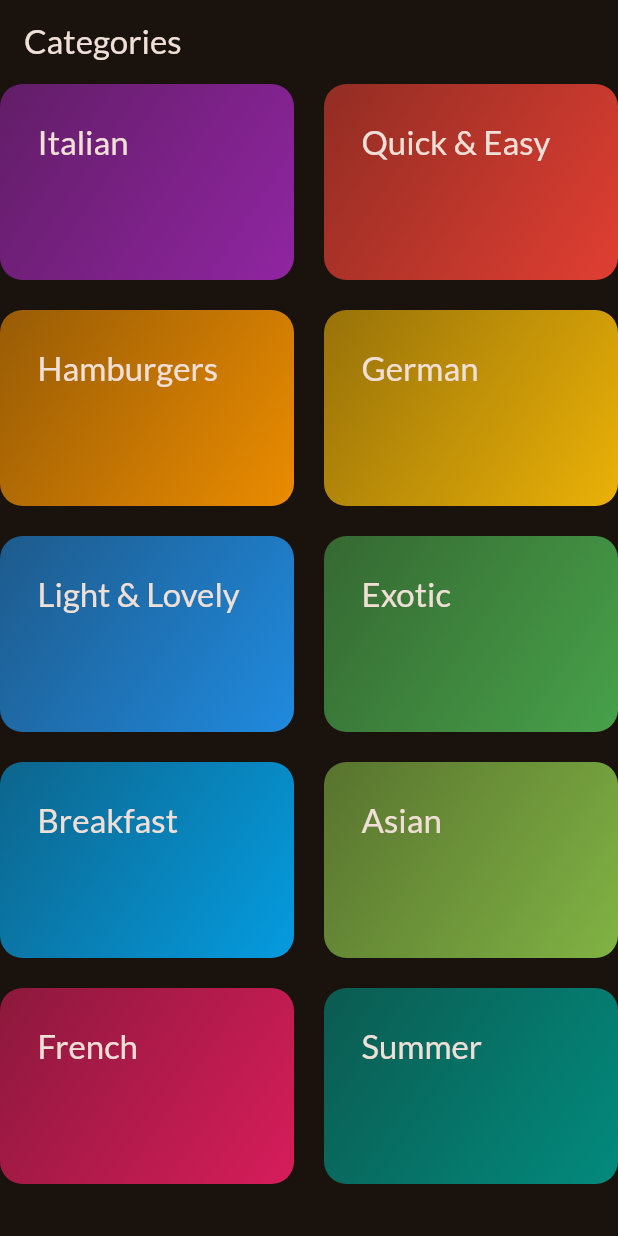
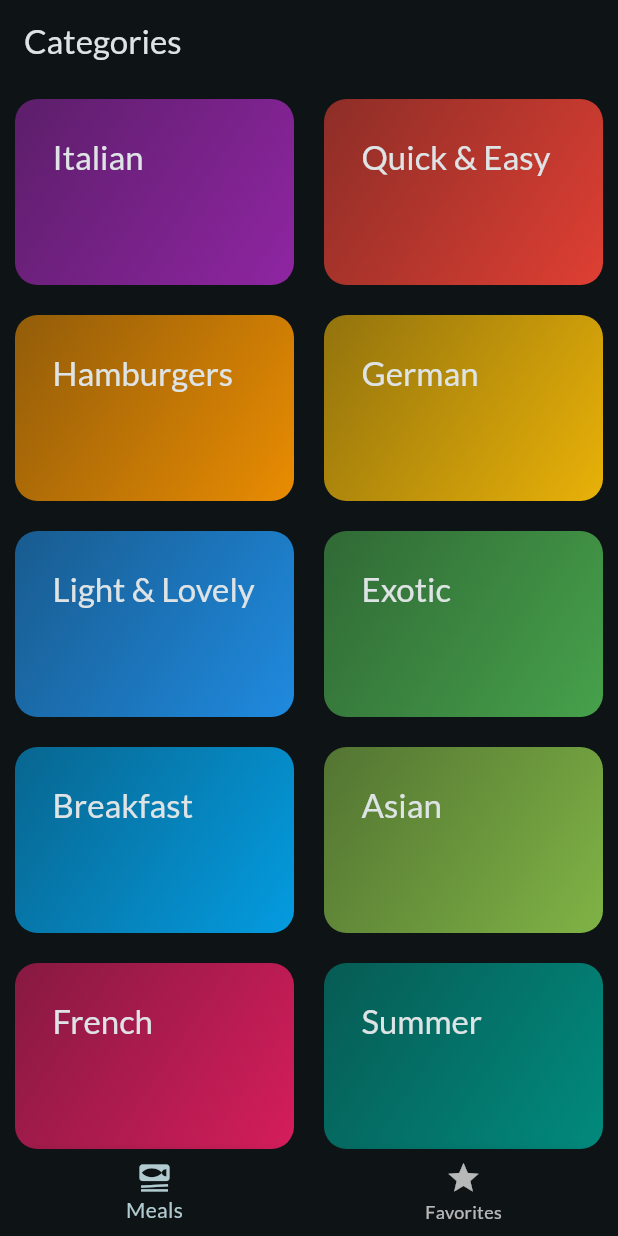
Before and after one commit to ysidro/Flutter-Meals, a Flutter app: the screen it shows after launch, on a phone screen of 412 x 824 dp. Run offline on Flutter 3.47's test engine with Material 3 defaults, Android fonts, the phone set to English and light mode, and no system bars; our stand-ins replace google_fonts, transparent_image.

Commit message:
add taps navegations and favorite meal logic

```diff
--- a/lib/main.dart
+++ b/lib/main.dart
@@ -1,16 +1,14 @@
 import 'package:flutter/material.dart';
 import 'package:google_fonts/google_fonts.dart';
-import 'package:meals/data/dummy_data.dart';
+import 'package:meals/screens/tabs.dart';
 
-import 'package:meals/screens/categories.dart';
-import 'package:meals/screens/meals.dart';
 
 final theme = ThemeData(
   useMaterial3: true,
   colorScheme: ColorScheme.fromSeed(
     brightness: Brightness.dark,
-    seedColor: const Color.fromARGB(225,131,57,0),
-
+    seedColor: const Color.fromARGB(224, 248, 248, 248),
+    onPrimary: const Color.fromARGB(255, 192, 251, 251),
   ),
   textTheme: GoogleFonts.latoTextTheme(),
 );
@@ -26,7 +24,7 @@ class App extends StatelessWidget {
     return MaterialApp(
       theme : theme,
       home: const Scaffold(
-        body: CategoriesScreens()
+        body: TabsScreen()
       ),
     );
   }
--- a/lib/screens/categories.dart
+++ b/lib/screens/categories.dart
@@ -2,23 +2,23 @@ import 'package:flutter/material.dart';
 import 'package:meals/data/dummy_data.dart';
 import 'package:meals/models/category.dart';
 import 'package:meals/screens/meals.dart';
+import 'package:meals/models/meal.dart';
 import 'package:meals/widgets/category_grid_item.dart';
 
 class CategoriesScreens extends StatelessWidget {
-  const CategoriesScreens({super.key});
+  const CategoriesScreens({super.key,  required this.onToggleFavorite});
+
+   final Function(Meal meal)? onToggleFavorite;
 
   void _selectCategory(BuildContext context,Category category){
     final filteredMeals = dummyMeals.where((meal) => meal.categories.contains(category.id)).toList();
-    Navigator.push(context, MaterialPageRoute(builder: (ctx) => MealsScreen(title: category.title, meals: filteredMeals)));
+    Navigator.push(context, MaterialPageRoute(builder: (ctx) => MealsScreen(title: category.title, meals: filteredMeals,onToggleFavorite : onToggleFavorite)));
   }
 
   @override
   Widget build(BuildContext context){
-    return Scaffold(
-      appBar: AppBar(
-        title: Text('Categories'),
-      ),
-      body: GridView(
+    return GridView(
+        padding: const EdgeInsets.all(10),
         gridDelegate: const SliverGridDelegateWithFixedCrossAxisCount(
           crossAxisCount: 2,
           childAspectRatio: 3/2,
@@ -31,8 +31,8 @@ class CategoriesScreens extends StatelessWidget {
               _selectCategory(context, category);
             })
         ],
-      )
-    );
+      );
+
   }
 
 }
--- /dev/null
+++ b/lib/screens/tabs.dart
@@ -0,0 +1,92 @@
+import 'package:flutter/material.dart';
+import 'package:meals/models/meal.dart';
+import 'package:meals/screens/categories.dart';
+import 'package:meals/screens/meals.dart';
+
+class TabsScreen extends StatefulWidget {
+  const TabsScreen({super.key});
+
+  @override
+  State<TabsScreen> createState(){
+    return _TabsScreenState();
+  }
+}
+
+class _TabsScreenState extends State<TabsScreen>{
+  int _selectedPageIndex = 0;
+
+  final List<Meal> _favoriteMeals = [];
+
+  void _showInfoMessage(String message){
+    ScaffoldMessenger.of(context).clearSnackBars();
+    ScaffoldMessenger.of(context).showSnackBar(
+      SnackBar(
+        content: Text(message),
+      ),
+    );
+  }
+
+  void _toggleFavoriteStatus(Meal meal){
+    final isExisting = _favoriteMeals.contains(meal);
+
+    if(isExisting){
+      setState(() {
+        _favoriteMeals.remove(meal);
+        _showInfoMessage('Meal removed from favorites!');
+      });
+    } else {
+      setState(() {
+        _favoriteMeals.add(meal);
+        _showInfoMessage('Meal has marked a favorites!');
+      });
+    }
+  }
+
+  void _selectedPage(int index){
+    setState(() {
+      _selectedPageIndex = index;
+      if(_selectedPageIndex == 1){
+
+      }
+    });
+  }
+
+  @override
+  Widget build(BuildContext context) {
+
+    Widget activePage =  CategoriesScreens(onToggleFavorite: _toggleFavoriteStatus,);
+    var activePageTitle = 'Categories';
+    if(_selectedPageIndex == 1){
+      activePage = MealsScreen( meals: _favoriteMeals, onToggleFavorite: _toggleFavoriteStatus);
+      activePageTitle = 'Your Favorites';
+    }
+
+    return  Scaffold(
+
+      appBar: AppBar(
+        title: Text(activePageTitle),
+      ),
+
+      body: activePage,
+
+      bottomNavigationBar: BottomNavigationBar(
+        onTap: _selectedPage,
+        currentIndex: _selectedPageIndex,
+        items: const [
+
+          BottomNavigationBarItem(
+
+            icon: Icon(Icons.set_meal),
+            label: 'Meals',
+          ),
+
+          BottomNavigationBarItem(
+            icon: Icon(Icons.star),
+            label: 'Favorites',
+          ),
+        ],
+
+      ),
+    );
+  }
+}
```
Also changed, not shown: lib/screens/meal_details.dart (+11 -6 lines), lib/screens/meals.dart (+9 -4 lines).
